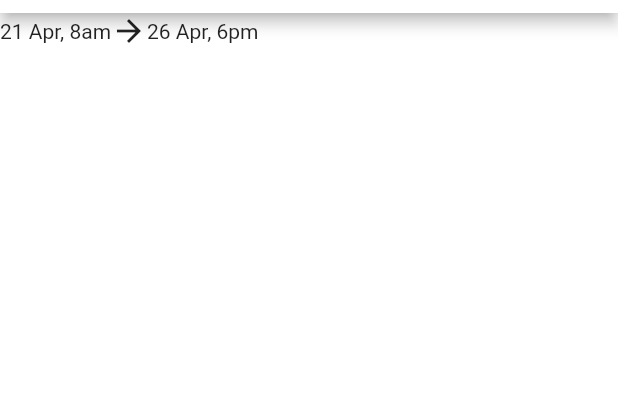
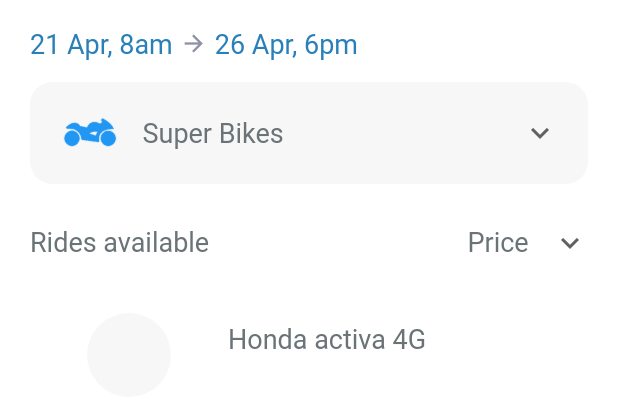
Before and after one commit to codingbbq/bike_rental_app, a Flutter app: the SearchBikeList screen opened by its route, on a phone screen of 412 x 824 dp, the part 71-479 px from its top. Run offline on Flutter 3.47's test engine with Material 2 defaults, Android fonts, the phone set to English and light mode, and no system bars.

Commit message:
Working on the search listing page

```diff
--- a/lib/screens/searchbike_page/search_bike.dart
+++ b/lib/screens/searchbike_page/search_bike.dart
@@ -1,13 +1,21 @@
+import 'package:bike_rental_app/models/bike_selection.dart';
 import 'package:flutter/material.dart';
 
 class SearchBikeList extends StatelessWidget {
   @override
   Widget build(BuildContext context) {
+
+    BikeSelection _bikeSelection = bikes[0];
+
+    var textStyle = TextStyle(color: Theme.of(context).accentColor, fontSize: 18.0);
         return Scaffold(
           appBar: AppBar(
             title: Text("Chennai, India"),
+            elevation: 0,
           ),
-      body: Container(
+          body: Padding(
+            padding: const EdgeInsets.symmetric(horizontal : 20.0, vertical: 10.0),
+            child: Container(
               child: SingleChildScrollView(
                 scrollDirection: Axis.vertical,
                 child: Column(
@@ -16,16 +24,140 @@ class SearchBikeList extends StatelessWidget {
                     // Date criteria for search
                     Row(
                       children: <Widget>[
-                  Text("21 Apr, 8am"),
-                  Icon(Icons.arrow_forward),
-                  Text("26 Apr, 6pm")
+                        Text(
+                          "21 Apr, 8am",
+                          style: TextStyle(
+                            color: Color(0xFF2980b9),
+                            fontSize: 18.0
+                          ),
+                        ),
+                        SizedBox(width: 5.0,),
+                        Icon(
+                          Icons.arrow_forward,
+                          color: Color(0xFF8f91a7),
+                          size: 18.0,
+                        ),
+                        SizedBox(width: 5.0,),
+                        Text(
+                          "26 Apr, 6pm",
+                          style: TextStyle(
+                            color: Color(0xFF2980b9),
+                            fontSize: 18.0
+                          ),
+                        )
                       ],
                     ),
 
+                    SizedBox(height: 15.0,),
                     // Search Dropdown
+                    Container(
+                      padding: const EdgeInsets.symmetric(horizontal: 20.0, vertical: 10.0),
+                      width: MediaQuery.of(context).size.width,
+                      decoration: BoxDecoration(
+                        color: Color(0xFFF7F7F7),
+                        borderRadius: BorderRadius.circular(15.0)
+                      ),
+                      child: DropdownButton(
+                        isExpanded: true,
+                        underline: SizedBox(),
+                        icon: Icon(Icons.keyboard_arrow_down),
+                        value: _bikeSelection,
+                        onChanged: (BikeSelection newBike){
+                          _bikeSelection = newBike;
+                        },
+                        items: bikes.map<DropdownMenuItem<BikeSelection>>((BikeSelection b){
 
+                          return DropdownMenuItem<BikeSelection>(
+                              value: b,
+                              child: Row(
+                                mainAxisAlignment: MainAxisAlignment.start,
+                                children: <Widget>[
+                                  Image.asset(
+                                    b.img,
+                                    width: 40,
+                                    color: Colors.blue,
+                                  ),
+                                  SizedBox(width: 15),
+                                  Text(
+                                    b.bike,
+                                    style: TextStyle(
+                                      color: Theme.of(context).accentColor,
+                                      fontSize: 18.0
+                                    ),
+                                  ),
+                                ],
+                              ),
+                            );
+                          }).toList(),
+
+                      ),
+                    ),
+
+                    SizedBox(height: 15.0,),
+
+                    Row(
+                      mainAxisAlignment: MainAxisAlignment.spaceBetween,
+                      children: <Widget>[
+                        Text(
+                          "Rides available",
+                          style: textStyle,
+                    ),
+                    DropdownButton(
+                      hint: Text(
+                        "Sort by",
+                        style: textStyle,
+                      ),
+                      underline: SizedBox(),
+                      icon: Icon(Icons.keyboard_arrow_down),
+                      items: <DropdownMenuItem>[
+                        DropdownMenuItem(
+                          child: Text(
+                            "Price",
+                            style: textStyle,
+                          ),
+                        ),
+                        DropdownMenuItem(
+                          child: Text(
+                            "Rating",
+                            style: textStyle,
+                          ),
+                        )
+                      ],
+                      onChanged: (value) {},
+                    )
+                  ],
+                ),
+
+                SizedBox(height: 15.0,),
+
+                ListView(
+                  shrinkWrap: true,
+                  children: <Widget>[
+                    ListTile(
+                      leading: Container(
+                        width: 100,
+                        decoration: BoxDecoration(
+                          color: Color(0xFFF7F7F7),
+                          shape: BoxShape.circle
+                        ),
+                      ),
+                      title: Text(
+                        "Honda activa 4G",
+                        style: textStyle,
+                      ),
+                      subtitle: Container(
+                        child: Row(
+                          children: <Widget>[
 
                           ],
+                        ),
+                      ),
+                    )
+                  ],
+                )
+
+              ],
+            ),
           ),
         ),
       ),
--- a/lib/theme/style.dart
+++ b/lib/theme/style.dart
@@ -8,6 +8,5 @@ ThemeData appTheme() {
     dividerColor: Colors.white,
     buttonColor: Color(0xFF2980b9),
     scaffoldBackgroundColor: Colors.white,
-    canvasColor: Colors.black,
   );
 }
```
Lines whose indentation alone changed are shown as unchanged.
